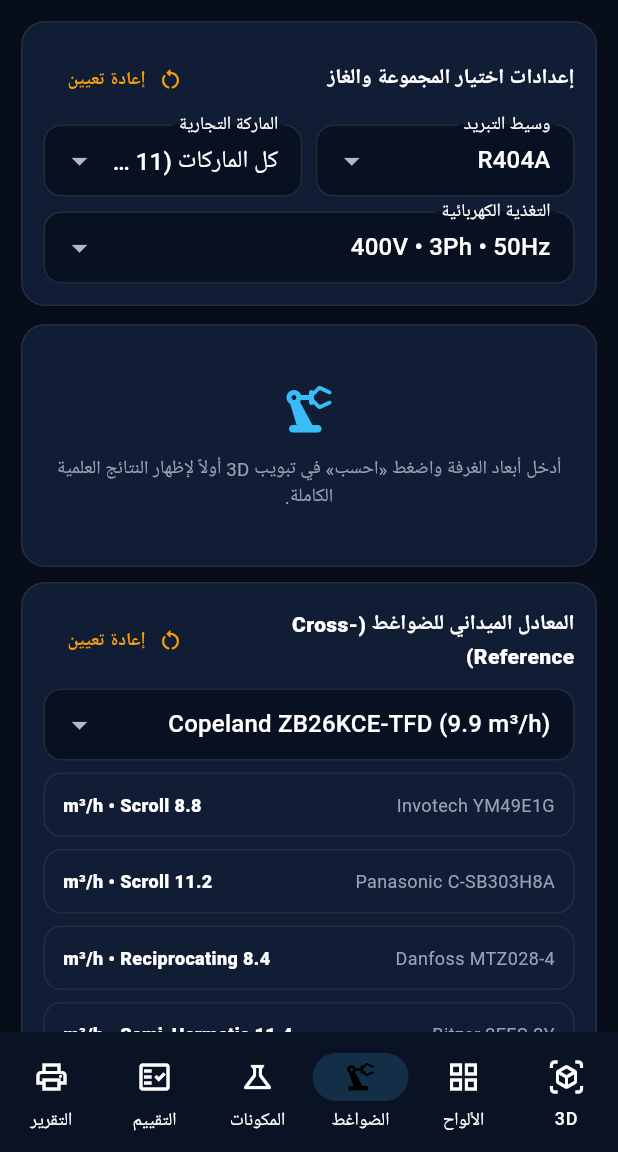
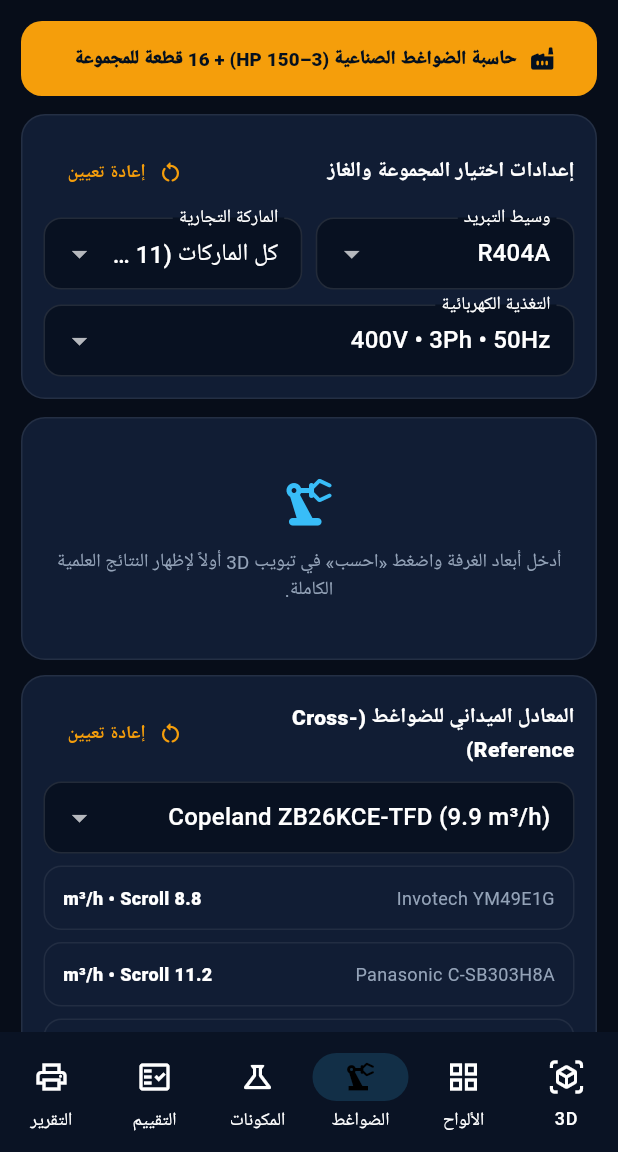
Before and after one commit to aekziou83/CryoCalc-Pro-Native, a Flutter app: the screen it shows after launch, item 3 of the bottom bar chosen, on a phone screen of 412 x 824 dp, the part 84-1236 px from its top. Run offline on Flutter 3.47's test engine with Material 3 defaults, Android fonts, the phone set to English and light mode, and no system bars; our stand-ins replace pdf, printing.

Commit message:
Add Industrial Compressor quick launch button
Added a quick launch button for the Industrial Compressor Calculator and updated comments for clarity.

```diff
--- a/lib/main.dart
+++ b/lib/main.dart
@@ -6,6 +6,7 @@ import 'security/security_guard.dart';
 import 'engine/cryo_engine.dart';
 import 'services/pdf_printer.dart';
 import 'widgets/room_3d_viewer.dart';
+import 'widgets/industrial_compressor_screen.dart';
 
 void main() {
   WidgetsFlutterBinding.ensureInitialized();
@@ -886,7 +887,6 @@ ${tr("s_elec")}: ${r.electrical.breakerRating} | ${r.electrical.cableSection}
         elevation: 0,
         title: Row(
           children: [
-            // App Icon directly inside AppBar
             Container(
               width: 34,
               height: 34,
@@ -1174,7 +1174,6 @@ ${tr("s_elec")}: ${r.electrical.breakerRating} | ${r.electrical.cableSection}
                 ],
               ],
               const SizedBox(height: 10),
-              // Dedicated Custom Specification Line inside Calculation Settings
               TextField(
                 controller: _customCalcLineCtrl,
                 decoration: InputDecoration(
@@ -1320,7 +1319,7 @@ ${tr("s_elec")}: ${r.electrical.breakerRating} | ${r.electrical.cableSection}
     );
   }
 
-  /* ==================== TAB 3: UNITS & CUSTOM CROSS-REFERENCE ==================== */
+  /* ==================== TAB 3: UNITS, INDUSTRIAL CALC & CUSTOM CROSS-REFERENCE ==================== */
   Widget _buildUnitsTab() {
     List<CompressorItem> xrefList;
     if (_xrefSourceId == 'custom') {
@@ -1336,6 +1335,43 @@ ${tr("s_elec")}: ${r.electrical.breakerRating} | ${r.electrical.cableSection}
     return ListView(
       padding: const EdgeInsets.all(14),
       children: [
+        // Quick Launch Button for Industrial Compressor & 16 Group Parts Calculator
+        SizedBox(
+          width: double.infinity,
+          height: 50,
+          child: FilledButton.icon(
+            style: FilledButton.styleFrom(
+              backgroundColor: th.accent,
+              foregroundColor: const Color(0xFF04101F),
+              shape: RoundedRectangleBorder(borderRadius: BorderRadius.circular(14)),
+            ),
+            onPressed: () {
+              Navigator.push(
+                context,
+                MaterialPageRoute(
+                  builder: (_) => IndustrialCompressorScreen(
+                    lang: widget.lang,
+                    themePreset: th,
+                    initialQ0Kw: _result?.q0Kw,
+                    initialT0: _result?.t0,
+                    initialTk: _result?.tk,
+                    initialRef: _refrigerant,
+                  ),
+                ),
+              );
+            },
+            icon: const Icon(Icons.factory_rounded),
+            label: Text(
+              _l(
+                'حاسبة الضواغط الصناعية (3–150 HP) + 16 قطعة للمجموعة',
+                'Calculateur Industriel (3–150 HP) + 16 Pièces',
+                'Industrial Compressor Calc (3–150 HP) + 16 Parts',
+              ),
+              style: const TextStyle(fontWeight: FontWeight.w900, fontSize: 12.5),
+            ),
+          ),
+        ),
+        const SizedBox(height: 12),
         _card(
           child: Column(
             children: [
@@ -1547,7 +1583,6 @@ ${tr("s_elec")}: ${r.electrical.breakerRating} | ${r.electrical.cableSection}
     return ListView(
       padding: const EdgeInsets.all(14),
       children: [
-        // Direct Custom Sizing Card (always accessible so tab is never empty!)
         _card(
           child: Column(
             crossAxisAlignment: CrossAxisAlignment.start,
```
